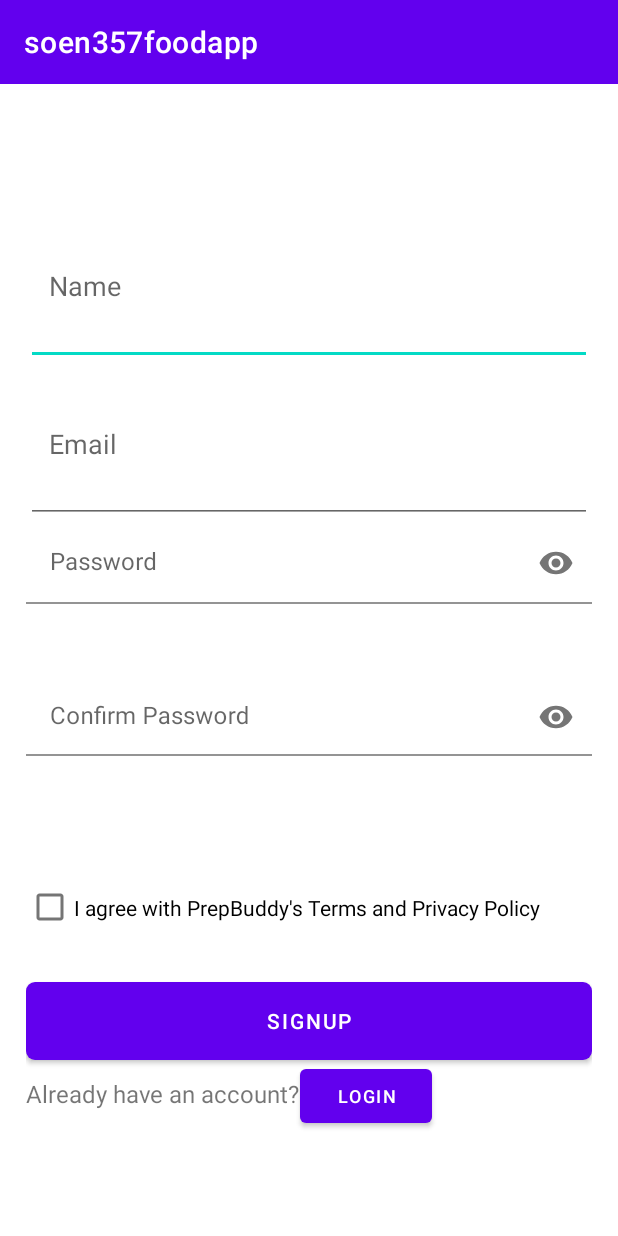
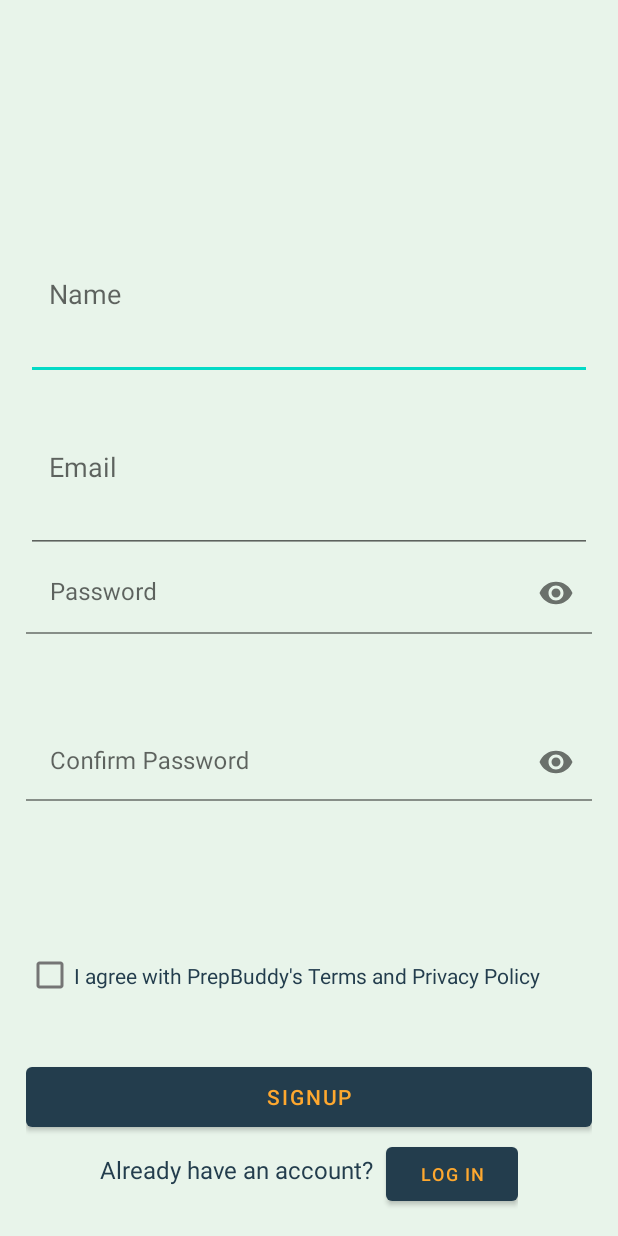
Before and after one commit to A-BAKLEH/soen357foodapp, an Android app: the Registration screen opened directly, with no data from a screen before it, on a phone screen of 412 x 824 dp. Run offline under Robolectric (Android 15) with nearby library versions, the phone set to English and light mode, and no system bars.

Commit message:
sign up and login page done

```diff
--- a/app/src/main/java/com/example/soen357foodapp/Registration.java
+++ b/app/src/main/java/com/example/soen357foodapp/Registration.java
@@ -33,6 +33,8 @@ public class Registration extends AppCompatActivity {
         passwordConfirmSignUp = findViewById(R.id.signup_confirm_password);
         termCheckBox = findViewById(R.id.checkBox_terms);
         buttonSignUp = findViewById(R.id.signup_button);
+
+        getSupportActionBar().setDisplayShowTitleEnabled(false);
 
         Objects.requireNonNull(getSupportActionBar()).setElevation(0f);
 
--- a/app/src/main/res/drawable/save_button.xml
+++ /dev/null
@@ -1,15 +0,0 @@
-<?xml version="1.0" encoding="utf-8"?>
-<selector xmlns:android="http://schemas.android.com/apk/res/android" >
-    <item android:state_pressed="true" >
-        <shape android:shape="rectangle" >
-            <stroke android:width="2dip" android:color="#E8F4EA" />
-            <solid android:color="#E8F4EA" />
-        </shape>
-    </item>
-    <item >
-        <shape android:shape="rectangle"  >
-            <corners android:radius="6dip" />
-            <solid android:color="#E8F4EA"/>
-        </shape>
-    </item>
-</selector>
--- a/app/src/main/res/layout/activity_login.xml
+++ b/app/src/main/res/layout/activity_login.xml
@@ -3,7 +3,7 @@
     xmlns:app="http://schemas.android.com/apk/res-auto"
     xmlns:tools="http://schemas.android.com/tools"
     android:layout_width="match_parent"
-
+    android:background="@color/main"
     android:layout_height="match_parent"
     tools:layout_editor_absoluteX="-10dp"
     tools:layout_editor_absoluteY="0dp">
@@ -65,9 +65,9 @@
             android:drawablePadding="15dp"
             android:ems="10"
             android:hint="Email"
+            android:textColor = '@color/blue'
             android:inputType="textEmailAddress"
             android:padding="15dp"
-            android:textColor="@color/black"
             tools:ignore="TextContrastCheck" />
 
         <com.google.android.material.textfield.TextInputLayout
@@ -87,7 +87,7 @@
                 android:hint="Password"
                 android:inputType="textPassword"
                 android:padding="15dp"
-                android:textColor="@color/black" />
+                android:textColor="@color/blue" />
         </com.google.android.material.textfield.TextInputLayout>
 
 
@@ -97,7 +97,6 @@
             android:layout_height="wrap_content"
             android:layout_marginTop="16dp"
             android:layout_marginEnd="16dp"
-            android:text="Forgot Password"
             android:textSize="16sp"
             app:layout_constraintEnd_toEndOf="parent"
             app:layout_constraintHorizontal_bias="0.996"
@@ -109,9 +108,9 @@
             android:layout_width="match_parent"
             android:layout_height="52dp"
             android:layout_marginTop="65dp"
-            android:background="@drawable/save_button"
+            app:backgroundTint="@color/blue"
             android:text="Login"
-            android:textColor="#FFFFFF"
+            android:textColor = '@color/yellow'
             app:layout_constraintEnd_toEndOf="parent"
             app:layout_constraintStart_toStartOf="parent"
             app:layout_constraintTop_toBottomOf="@+id/textInputLayout" />
@@ -125,7 +124,8 @@
                 android:id="@+id/no_account_text"
                 android:layout_width="wrap_content"
                 android:layout_height="wrap_content"
-                android:text="Don't have an account?"
+                android:text="Don't have an account?  "
+                android:textColor='@color/blue'
                 android:textSize="16sp"
                 />
             <Button
@@ -133,15 +133,18 @@
                 android:id="@+id/signup_on_login"
                 android:layout_width="wrap_content"
                 android:padding="4dp"
+                android:layout_marginTop="1dp"
                 android:layout_height="wrap_content"
                 android:clickable="true"
                 android:focusable="true"
+                app:backgroundTint="@color/blue"
                 android:text="Sign up"
+                android:textColor = '@color/yellow'
                 android:textSize="12sp" />
 
 
+
         </LinearLayout>
-
     </LinearLayout>
 
 
--- a/app/src/main/res/layout/activity_register.xml
+++ b/app/src/main/res/layout/activity_register.xml
@@ -4,6 +4,7 @@
     xmlns:tools="http://schemas.android.com/tools"
     android:layout_width="match_parent"
     android:layout_height="match_parent"
+    android:background="@color/main"
     tools:layout_editor_absoluteX="-10dp"
     tools:layout_editor_absoluteY="0dp">
 
@@ -134,21 +135,21 @@
                 android:layout_weight="1"
                 android:layout_width="match_parent"
                 android:layout_height="48dp"
+                android:textColor='@color/blue'
                 android:text="I agree with PrepBuddy's Terms and Privacy Policy" />
 
             <Button
                 android:id="@+id/signup_button"
                 android:layout_width="match_parent"
                 android:layout_height="52dp"
-                android:background="@drawable/save_button"
                 android:text="Signup"
-                android:textColor="#FFFFFF" />
+                app:backgroundTint="@color/blue"
+                android:textColor="@color/yellow" />
             <LinearLayout
-                android:layout_width="match_parent"
+                android:layout_width="wrap_content"
                 android:layout_height="wrap_content"
                 android:orientation="horizontal"
-                android:layout_weight="1"
-                android:layout_gravity="center"
+                android:layout_gravity="center_horizontal"
                 >
 
 
@@ -156,17 +157,23 @@
                     android:id="@+id/have_account_text"
                     android:layout_width="wrap_content"
                     android:layout_height="wrap_content"
-                    android:text="Already have an account?"
+                    android:text="Already have an account?  "
+                    android:textColor='@color/blue'
                     android:textSize="16sp" />
                 <Button
+
                     android:id="@+id/login_on_signup"
                     android:layout_width="wrap_content"
+                    android:padding="4dp"
+                    android:layout_marginTop="1dp"
                     android:layout_height="wrap_content"
-                    android:text="Login"
-                    android:padding="1dp"
-                    android:textSize="12sp"
+                    android:clickable="true"
                     android:focusable="true"
-                    android:clickable="true" />
+                    app:backgroundTint="@color/blue"
+                    android:text="Log In"
+                    android:textColor = '@color/yellow'
+                    android:textSize="12sp" />
+
             </LinearLayout>
 
         </LinearLayout>
--- a/app/src/main/res/values-night/themes.xml
+++ b/app/src/main/res/values-night/themes.xml
@@ -1,16 +1,10 @@
 <resources xmlns:tools="http://schemas.android.com/tools">
-    <!-- Base application theme. -->
+
     <style name="Theme.Soen357foodapp" parent="Theme.MaterialComponents.DayNight.DarkActionBar">
-        <!-- Primary brand color. -->
-        <item name="colorPrimary">@color/purple_200</item>
-        <item name="colorPrimaryVariant">@color/purple_700</item>
-        <item name="colorOnPrimary">@color/black</item>
-        <!-- Secondary brand color. -->
-        <item name="colorSecondary">@color/teal_200</item>
-        <item name="colorSecondaryVariant">@color/teal_200</item>
-        <item name="colorOnSecondary">@color/black</item>
-        <!-- Status bar color. -->
+
+        <item name="colorPrimary">@color/main</item>
+
         <item name="android:statusBarColor">?attr/colorPrimaryVariant</item>
-        <!-- Customize your theme here. -->
+
     </style>
 </resources>
--- a/app/src/main/res/values/colors.xml
+++ b/app/src/main/res/values/colors.xml
@@ -1,9 +1,8 @@
 <?xml version="1.0" encoding="utf-8"?>
 <resources>
-    <color name="purple_200">#FFBB86FC</color>
-    <color name="purple_500">#FF6200EE</color>
-    <color name="purple_700">#FF3700B3</color>
-    <color name="teal_200">#FF03DAC5</color>
+    <color name="main">#E8F4EA</color>
+    <color name="blue">#233D4D</color>
+    <color name="yellow">#FEA82F</color>
     <color name="teal_700">#FF018786</color>
     <color name="black">#FF000000</color>
     <color name="white">#FFFFFFFF</color>
--- a/app/src/main/res/values/themes.xml
+++ b/app/src/main/res/values/themes.xml
@@ -1,16 +1,10 @@
 <resources xmlns:tools="http://schemas.android.com/tools">
-    <!-- Base application theme. -->
+
     <style name="Theme.Soen357foodapp" parent="Theme.MaterialComponents.DayNight.DarkActionBar">
-        <!-- Primary brand color. -->
-        <item name="colorPrimary">@color/purple_500</item>
-        <item name="colorPrimaryVariant">@color/purple_700</item>
-        <item name="colorOnPrimary">@color/white</item>
-        <!-- Secondary brand color. -->
-        <item name="colorSecondary">@color/teal_200</item>
-        <item name="colorSecondaryVariant">@color/teal_700</item>
-        <item name="colorOnSecondary">@color/black</item>
-        <!-- Status bar color. -->
+
+        <item name="colorPrimary">#E8F4EA</item>
+
         <item name="android:statusBarColor">?attr/colorPrimaryVariant</item>
-        <!-- Customize your theme here. -->
+
     </style>
 </resources>
```
